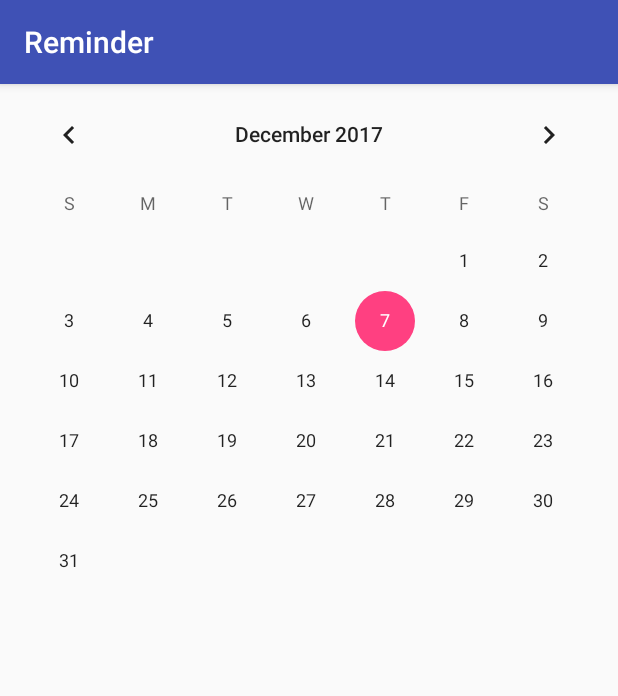
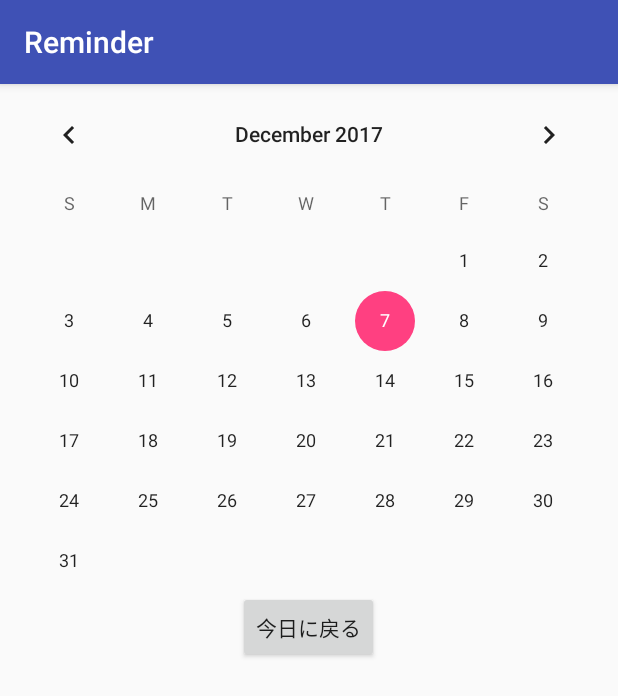
Before and after one commit to yamashitaryo/android, an Android app: the screen it shows after launch (MainActivity), on a phone screen of 412 x 824 dp. Shown: the top 696 px of the screen. Run offline under Robolectric (Android 15) with nearby library versions, the phone set to English and light mode, and no system bars.

Commit message:
カレンダーと今日へ戻るボタンを追加した

```diff
--- a/app/src/main/java/com/example/psyche/reminder/MainActivity.kt
+++ b/app/src/main/java/com/example/psyche/reminder/MainActivity.kt
@@ -1,12 +1,26 @@
 package com.example.psyche.reminder
+
 
 import android.support.v7.app.AppCompatActivity
 import android.os.Bundle
+import android.view.View
+import android.widget.Button
+import android.widget.CalendarView
+import android.widget.Toast
 
-class MainActivity : AppCompatActivity() {
+class MainActivity : AppCompatActivity(), View.OnClickListener {
 
     override fun onCreate(savedInstanceState: Bundle?) {
         super.onCreate(savedInstanceState)
         setContentView(R.layout.activity_main)
+
+        val button: Button = findViewById<Button>(R.id.goToday) as Button
+        button.setOnClickListener(this)
+    }
+
+    override fun onClick(v: View?) {
+        val calendar: CalendarView = findViewById<Button>(R.id.calendarView) as CalendarView
+        val today: Long = calendar.getDate()
+        calendar.setDate(today)
     }
 }
--- a/app/src/main/res/layout/activity_main.xml
+++ b/app/src/main/res/layout/activity_main.xml
@@ -6,8 +6,25 @@
     android:layout_height="match_parent"
     tools:context="com.example.psyche.reminder.MainActivity">
 
-    <CalendarView
-        android:id="@+id/calendarView"
+
+    <LinearLayout
         android:layout_width="match_parent"
-        android:layout_height="match_parent" />
+        android:layout_height="match_parent"
+        android:orientation="vertical"
+        tools:layout_editor_absoluteX="8dp"
+        tools:layout_editor_absoluteY="8dp">
+
+        <CalendarView
+            android:id="@+id/calendarView"
+            android:layout_width="match_parent"
+            android:layout_height="wrap_content" />
+
+        <Button
+            android:id="@+id/goToday"
+            android:layout_width="wrap_content"
+            android:layout_height="wrap_content"
+            android:layout_gravity="center"
+            android:text="今日に戻る" />
+
+    </LinearLayout>
 </android.support.constraint.ConstraintLayout>
```
